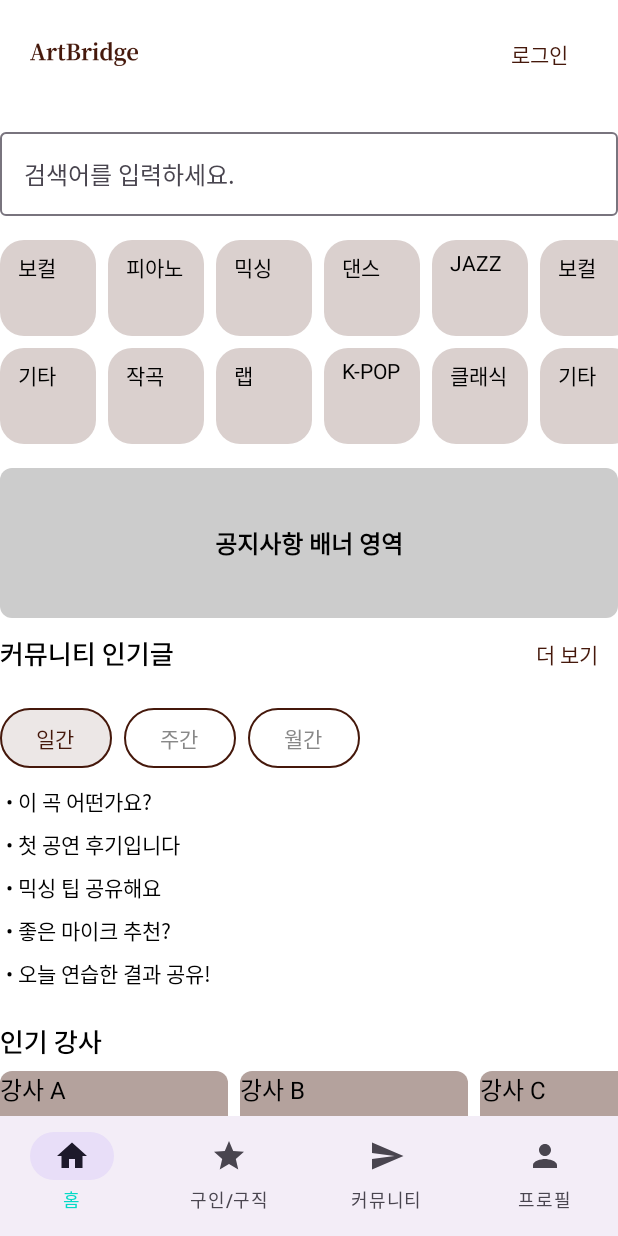
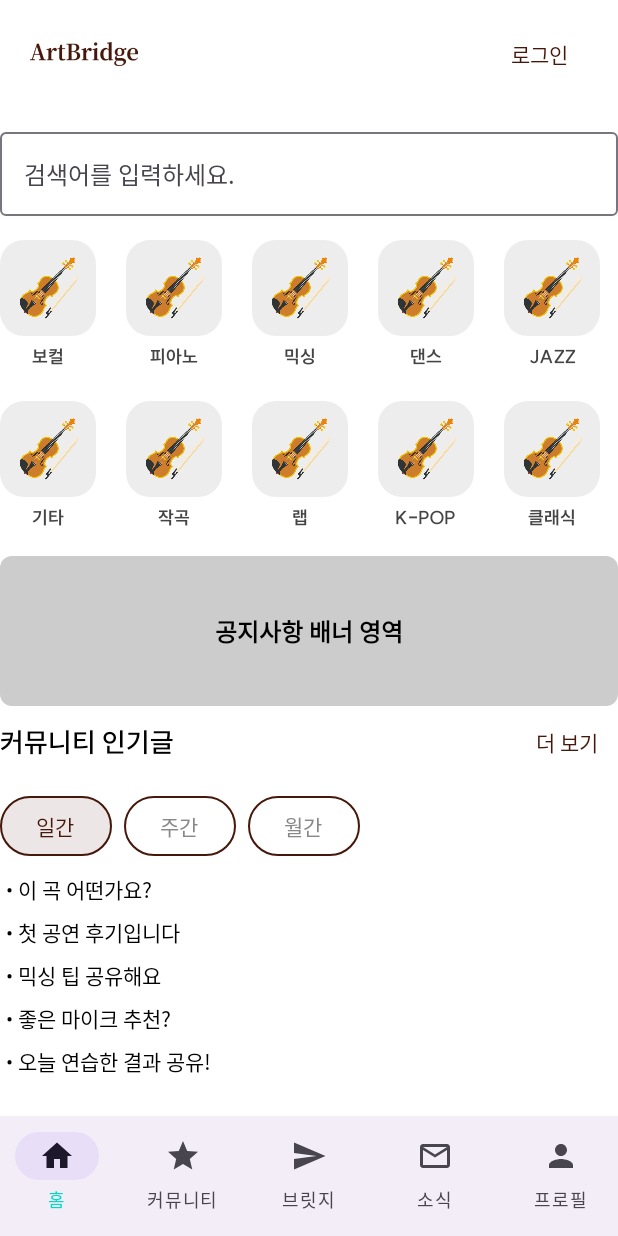
Before and after one commit to gogochang/ArtBridge-Android, an Android app built with Jetpack Compose: the MainActivity screen opened directly, with no data from a screen before it, on a phone screen of 412 x 824 dp. Run offline under Robolectric (Android 15) with nearby library versions, the phone set to English and light mode, and no system bars; Roboto replaces fonts that are not available here.

Commit message:
[UI][fix] 메인 페이지 수정 - 바텀 메뉴 추가 및 구성 변경 - 카테고리 아이콘 및 UI 수정

```diff
--- a/app/src/main/java/com/gogochang/artbridge/presentation/main/mainScreen.kt
+++ b/app/src/main/java/com/gogochang/artbridge/presentation/main/mainScreen.kt
@@ -29,6 +29,8 @@ import androidx.compose.runtime.getValue
 import androidx.compose.runtime.setValue
 import androidx.compose.material.icons.Icons
 import androidx.compose.material.icons.filled.*
+import androidx.compose.ui.layout.ContentScale
+import androidx.compose.ui.tooling.preview.Preview
 import com.gogochang.artbridge.R
 
 @Composable
@@ -123,7 +125,7 @@ fun TopBar() {
 
 @Composable
 fun BottomBar(selected: String, onTabSelected: (String) -> Unit) {
-    val tabs = listOf("홈", "구인/구직", "커뮤니티", "프로필")
+    val tabs = listOf("홈", "커뮤니티", "브릿지", "소식", "프로필")
 
     NavigationBar {
         tabs.forEach { tab ->
@@ -134,8 +136,9 @@ fun BottomBar(selected: String, onTabSelected: (String) -> Unit) {
                     Icon(
                         imageVector = when (tab) {
                             "홈" -> Icons.Default.Home
-                            "구인/구직" -> Icons.Default.Star
-                            "커뮤니티" -> Icons.Default.Send
+                            "커뮤니티" -> Icons.Default.Star
+                            "브릿지" -> Icons.Default.Send
+                            "소식" -> Icons.Default.MailOutline
                             "프로필" -> Icons.Default.Person
                             else -> Icons.Default.Home
                         },
@@ -176,7 +179,7 @@ fun CategorySection() {
                         CategoryChip(name = item)
                     }
                 }
-                Spacer(modifier = Modifier.height(8.dp))
+                Spacer(modifier = Modifier.height(20.dp))
                 Row {
                     secondRowItems.forEach { item ->
                         CategoryChip(name = item)
@@ -189,14 +192,37 @@ fun CategorySection() {
 
 @Composable
 fun CategoryChip(name: String) {
-    Box(
+    Column(
         modifier = Modifier
-            .padding(end = 8.dp)
-            .size(64.dp)
-            .background(MaterialTheme.colorScheme.primary.copy(alpha = 0.2f), RoundedCornerShape(16.dp))
-            .padding(horizontal = 12.dp, vertical = 8.dp)
+            .padding(end = 20.dp)
+            .width(64.dp),
+        horizontalAlignment = Alignment.CenterHorizontally
     ) {
-        Text(text = name, fontSize = 14.sp)
+        Box(
+            modifier = Modifier
+                .size(64.dp)
+                .background(Color.LightGray.copy(alpha = 0.35f), RoundedCornerShape(16.dp))
+        ) {
+
+            Image(
+                painter = painterResource(id = R.drawable.icon_violin),
+                contentDescription = null,
+                modifier = Modifier.size(72.dp),  // Box보다 크게 설정
+                contentScale = ContentScale.Crop
+            )
+        }
+
+        Spacer(modifier = Modifier.height(4.dp))
+
+        Text(
+            text = name,
+            fontSize = 12.sp,
+            fontWeight = FontWeight.Bold,
+            fontFamily = SuitFontFamily,
+            color = Color.DarkGray,
+            modifier = Modifier
+                .padding(horizontal = 4.dp, vertical = 2.dp)
+        )
     }
 }
 
@@ -318,3 +344,9 @@ fun CommunityPostSection(
         }
     }
 }
+
+@Preview(showBackground = true)
+@Composable
+fun CategoryChipPreview() {
+    mainScreen()
+}
```
Also changed, not shown: app/src/main/res/drawable/icon_violin.png (added).
